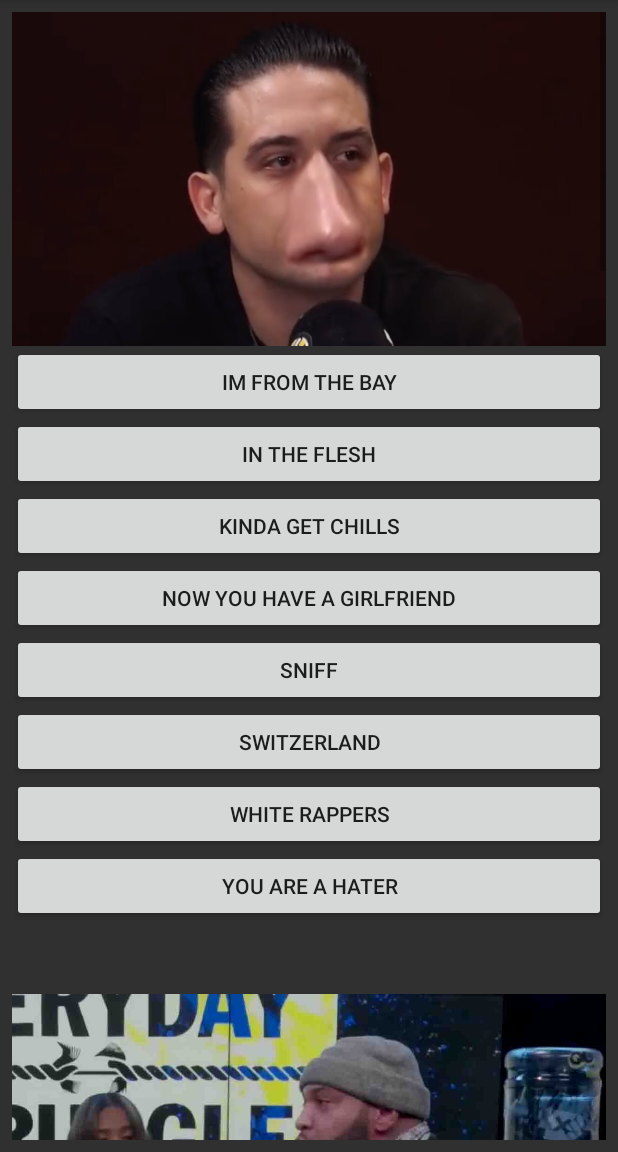
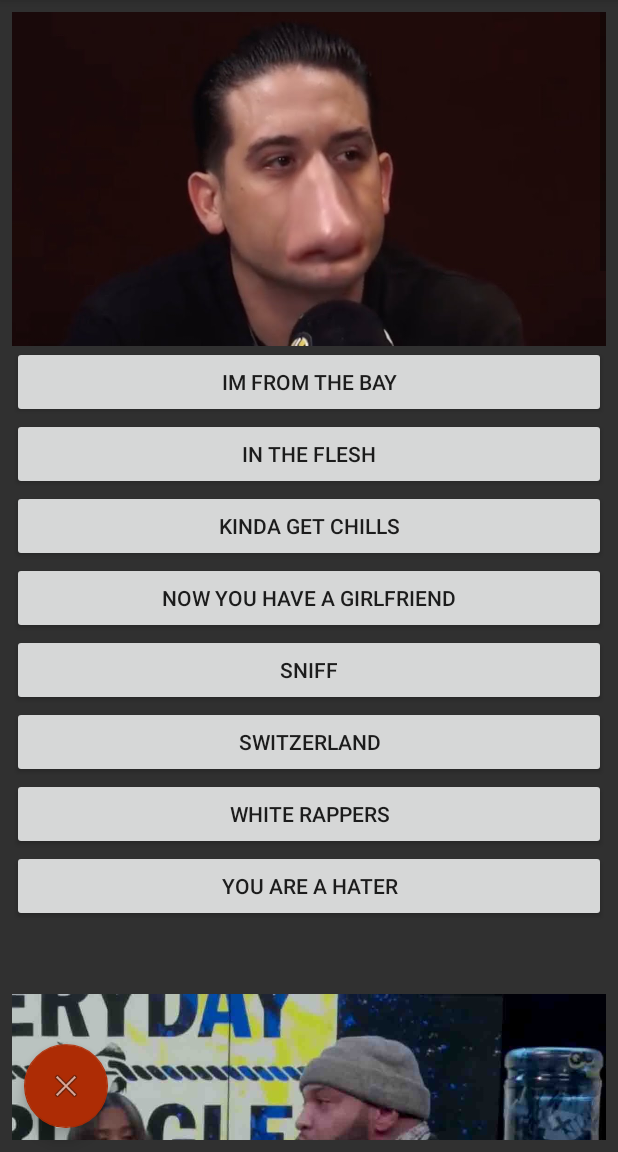
Before and after one commit to marisgg/MuchDankSoundBoard, an Android app: the screen it shows after launch (MainActivity), in the options menu, after a tap on "Reset", on a phone screen of 412 x 824 dp, the part 84-1236 px from its top. Run offline under Robolectric (Android 15) with nearby library versions, the phone set to English and light mode, and no system bars.

Commit message:
Final version of this branch

```diff
--- a/app/build.gradle
+++ b/app/build.gradle
@@ -25,4 +25,5 @@ dependencies {
     testImplementation 'junit:junit:4.12'
     androidTestImplementation 'com.android.support.test:runner:1.0.2'
     androidTestImplementation 'com.android.support.test.espresso:espresso-core:3.0.2'
+    implementation 'com.android.support:design:27.1.1'
 }
--- a/app/src/main/java/com/tolhuis/muchdanksoundboard/MainActivity.java
+++ b/app/src/main/java/com/tolhuis/muchdanksoundboard/MainActivity.java
@@ -24,7 +24,9 @@ import java.util.Map;
 
 public class MainActivity extends AppCompatActivity {
     private Map<Button, Integer> buttonMap;
-    private List<MediaPlayer> mps;
+    protected MediaPlayer mp;
+    private String[] filenames;
+    private boolean soundsOverlapping = true;
 
     @Override
     protected void onCreate(Bundle savedInstanceState) {
@@ -32,8 +34,7 @@ public class MainActivity extends AppCompatActivity {
         setContentView(R.layout.activity_main);
         setVolumeControlStream(AudioManager.STREAM_MUSIC);
         buttonMap = new HashMap<>();
-        mps = new ArrayList<>();
-        String[] filenames = new String[]{
+        filenames = new String[]{
                 "ez_im_from_the_bay", "ez_in_the_flesh", "ez_kinda_get_chills", "ez_now_you_have_a_girlfriend", "ez_sniff", "ez_switzerland",
                 "ez_white_rappers", "ez_you_are_a_hater", "jo_breaking_street_protocol", "jo_fuckety_fuck", "jo_hey_akademiks", "jo_if_a_nigga_post_your_girl",
                 "jo_noooo", "jo_stop", "jo_stop_reporting", "jo_this_is_my_point", "jo_this_is_snitchin_number_one", "lo_also_not_fully_educated", "lo_and_also_biracial_people",
@@ -61,32 +62,20 @@ public class MainActivity extends AppCompatActivity {
                     @Override
                     public void onClick(View v) {
                         playSound(v);
-                        //final int vId = v.getId();
-                        //findViewById(vId).setClickable(false);
-                        /*
                         final Button lastButton = (Button) v;
                         lastButton.setClickable(false);
                         new Handler().postDelayed(new Runnable() {
                             @Override
                             public void run() {
-                                //findViewById(vId).setClickable(true);
                                 lastButton.setClickable(true);
                             }
-                        }, 1000);*/
+                        }, 250);
                     }
                 });
                 b.setText(filenames[i].substring(3).replaceAll("_", " "));
                 buttonMap.put(b, i);
                 linearLayout.addView(b);
-                MediaPlayer mp = MediaPlayer.create(this, getResources().getIdentifier(filenames[i], "raw", getPackageName()));
-                mp.setOnCompletionListener(new MediaPlayer.OnCompletionListener() {
-                    @Override
-                    public void onCompletion(MediaPlayer mp) {
-                        mp.release();
-                    }
-                });
-                mps.add(mp);
-        }
+    }
 
     }
 
@@ -98,31 +87,50 @@ public class MainActivity extends AppCompatActivity {
 
     @Override
     public boolean onOptionsItemSelected (MenuItem item) {
-        if (item.getItemId() == R.id.action_reset) {
-            finish();
-            startActivity(new Intent(this, MainActivity.class));
-            return true;
+        switch (item.getItemId()) {
+            case R.id.action_reset:
+                finish();
+                startActivity(new Intent(this, MainActivity.class));
+                return true;
+            case R.id.action_switch_sound_overlapping:
+                if (item.isChecked()) {
+                    item.setChecked(false);
+                    soundsOverlapping = false;
+                }
+                else {
+                    item.setChecked(true);
+                    soundsOverlapping = true;
+                }
+            default:
+                return super.onOptionsItemSelected(item);
         }
-        return super.onOptionsItemSelected(item);
     }
 
     public void playSound(View v) {
-        for (MediaPlayer mp : mps)
-                if(mp.isPlaying()) {
-                    mp.pause();
-                    mp.seekTo(0);
+            if(!soundsOverlapping && mp != null)
+                stopSound(v);
+            mp = MediaPlayer.create(this, getResources().getIdentifier(filenames[buttonMap.get((Button) v)], "raw", getPackageName()));
+            mp.start();
+            mp.setOnCompletionListener(new MediaPlayer.OnCompletionListener() {
+                @Override
+                public void onCompletion(MediaPlayer mepa) {
+                    mepa.release();
                 }
-        mps.get(buttonMap.get((Button)v)).start();
+            });
+    }
+
+    public void stopSound(View v) {
+        try {
+            mp.reset();
+        } catch (IllegalStateException e) {
+            e.printStackTrace();
+        }
     }
 
     @Override
     public void onStop() {
         super.onStop();
-        for (MediaPlayer mp : mps)
-            if(mp.isPlaying()) {
-                mp.pause();
-                mp.seekTo(0);
-            }
+        stopSound(new View(this));
     }
 
 
--- a/app/src/main/res/layout/activity_main.xml
+++ b/app/src/main/res/layout/activity_main.xml
@@ -29,4 +29,17 @@
         </LinearLayout>
     </ScrollView>
 
+    <android.support.design.widget.FloatingActionButton
+        android:id="@+id/floatingActionButton"
+        android:layout_width="wrap_content"
+        android:layout_height="wrap_content"
+        android:layout_marginBottom="16dp"
+        android:layout_marginStart="16dp"
+        android:clickable="true"
+        android:onClick="stopSound"
+        app:backgroundTint="@color/buttonColor"
+        app:layout_constraintBottom_toBottomOf="parent"
+        app:layout_constraintStart_toStartOf="parent"
+        app:srcCompat="@android:drawable/ic_menu_close_clear_cancel" />
+
 </android.support.constraint.ConstraintLayout>
--- a/app/src/main/res/menu/menu_main.xml
+++ b/app/src/main/res/menu/menu_main.xml
@@ -7,4 +7,11 @@
         android:orderInCategory="100"
         android:title="Reset"
         app:showAsAction="never"/>
+    <item
+        android:id="@+id/action_switch_sound_overlapping"
+        android:orderInCategory="0"
+        android:title="Sounds overlapping"
+        android:checkable="true"
+        android:checked="true"
+        />
 </menu>
--- a/app/src/main/res/values/colors.xml
+++ b/app/src/main/res/values/colors.xml
@@ -4,5 +4,5 @@
     <color name="colorPrimaryDark">#000000</color>
     <color name="colorAccent">#FF4081</color>
     <color name="bg">#303030</color>
-    <color name="buttonColor">#AD2C05</color>
+    <color name="buttonColor">#ad2c05</color>
 </resources>
```
